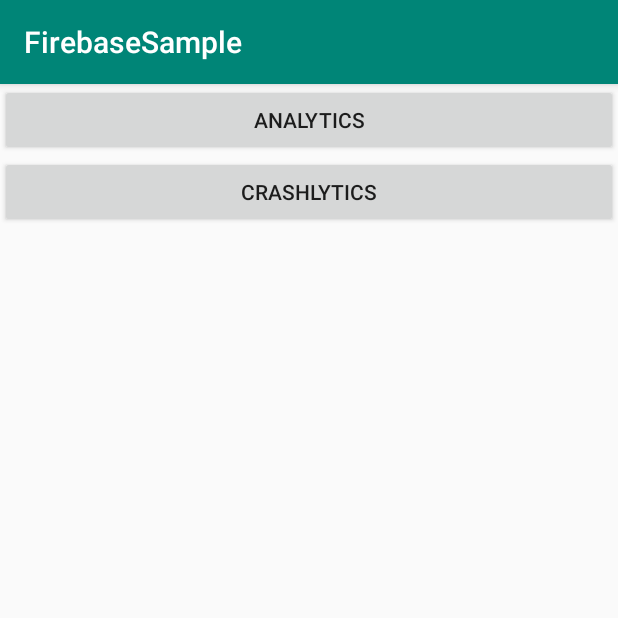
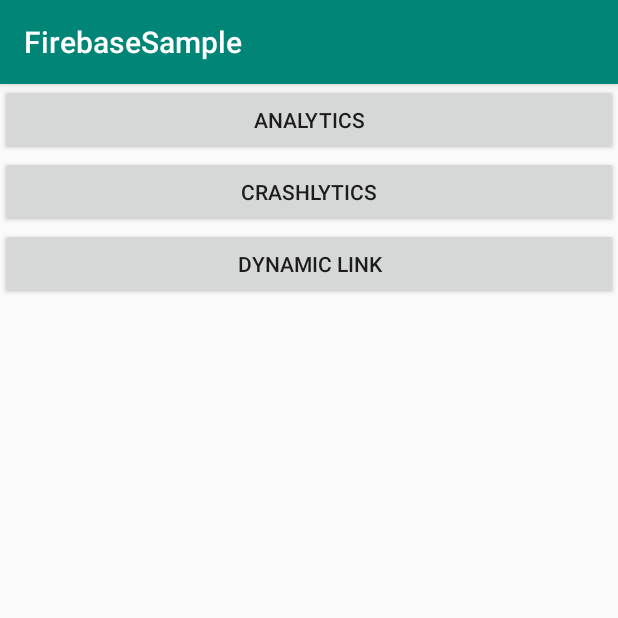
Before and after one commit to 1984tr/android-firebase-sample, an Android app: the screen it shows after launch (MainActivity), on a phone screen of 412 x 824 dp, the top half of it. Run offline under Robolectric (Android 15) with nearby library versions, the phone set to English and light mode, and no system bars; libraries missing offline, so code that uses them is left out: com.crashlytics.android; 4 statements that could not run were skipped.

Commit message:
add dynamic link

```diff
--- a/app/src/main/res/layout/activity_main.xml
+++ b/app/src/main/res/layout/activity_main.xml
@@ -26,4 +26,14 @@
         app:layout_constraintStart_toStartOf="parent"
         app:layout_constraintTop_toBottomOf="@id/bt_analytics" />
 
+    <Button
+        android:id="@+id/bt_dynamic_link"
+        android:layout_width="0dp"
+        android:layout_height="wrap_content"
+        android:onClick="onClickDynamicLink"
+        android:text="Dynamic Link"
+        app:layout_constraintEnd_toEndOf="parent"
+        app:layout_constraintStart_toStartOf="parent"
+        app:layout_constraintTop_toBottomOf="@id/bt_crashlytics" />
+
 </androidx.constraintlayout.widget.ConstraintLayout>
```
Also changed, not shown: app/src/main/java/com/tr1984/firebasesample/MainActivity.kt (+14 -0 lines), app/src/main/java/com/tr1984/firebasesample/firebase/DynamicLinkHelper.kt (+13 -33 lines).
